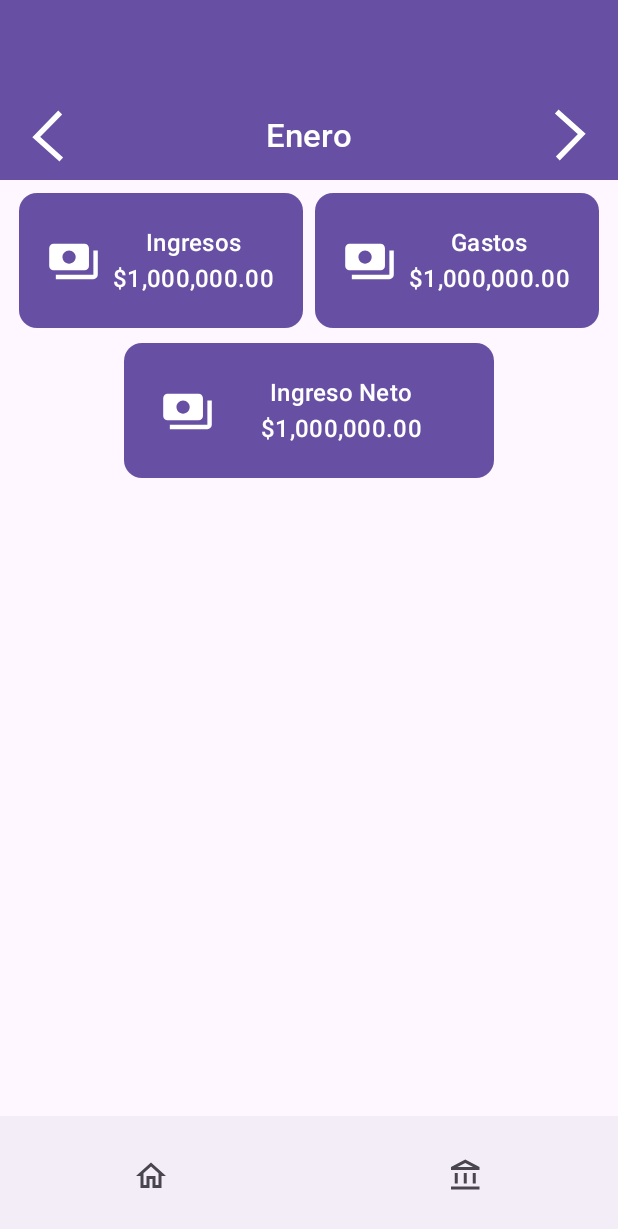
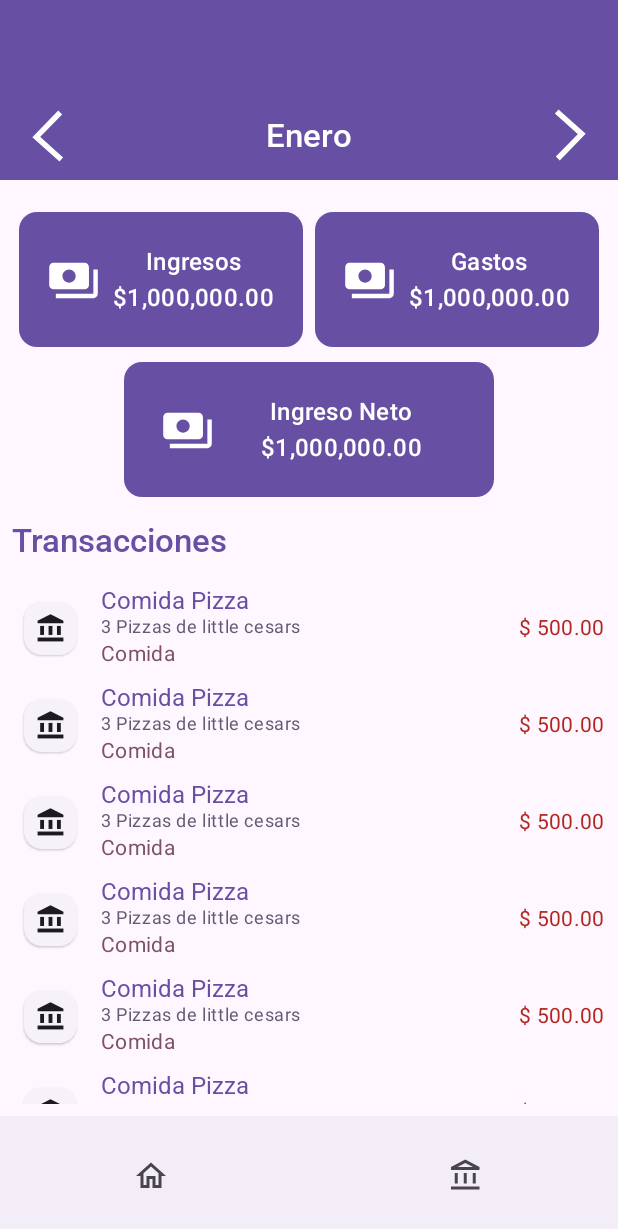
Before and after one commit to christianGlez100/MiPlata, an Android app built with Jetpack Compose: the screen it shows after launch (MainActivity), on a phone screen of 412 x 824 dp. Shown: the top 1229 px of the screen. Run offline under Robolectric (Android 15) with nearby library versions, the phone set to English and light mode, and no system bars; our stand-ins replace AdMob, Dagger/Hilt's generated code, constraintlayout-compose.

Commit message:
Create operations list

```diff
--- a/app/src/main/java/com/sesi/miplata/presentation/ui/components/AmountCard.kt
+++ b/app/src/main/java/com/sesi/miplata/presentation/ui/components/AmountCard.kt
@@ -1,6 +1,7 @@
 package com.sesi.miplata.presentation.ui.components
 
 import androidx.compose.foundation.layout.fillMaxSize
+import androidx.compose.foundation.layout.fillMaxWidth
 import androidx.compose.foundation.layout.height
 import androidx.compose.material3.ElevatedCard
 import androidx.compose.runtime.Composable
@@ -14,7 +15,7 @@ import com.sesi.miplata.R
 @Preview
 @Composable
 fun AmountCard() {
-    ConstraintLayout(modifier = Modifier.fillMaxSize()) {
+    ConstraintLayout(modifier = Modifier.fillMaxWidth()) {
         val middleGuideLine = createGuidelineFromStart(0.5f)
         val startGuideLine = createGuidelineFromStart(0.03f)
         val startNetGuideLine = createGuidelineFromStart(0.2f)
--- a/app/src/main/java/com/sesi/miplata/presentation/ui/components/OperationItem.kt
+++ b/app/src/main/java/com/sesi/miplata/presentation/ui/components/OperationItem.kt
@@ -1,15 +1,82 @@
 package com.sesi.miplata.presentation.ui.components
 
 import androidx.compose.foundation.layout.fillMaxSize
+import androidx.compose.foundation.layout.fillMaxWidth
+import androidx.compose.foundation.layout.padding
+import androidx.compose.foundation.layout.size
+import androidx.compose.material.icons.Icons
+import androidx.compose.material.icons.filled.AccountBalance
+import androidx.compose.material3.ElevatedCard
+import androidx.compose.material3.Icon
+import androidx.compose.material3.MaterialTheme
+import androidx.compose.material3.Text
 import androidx.compose.runtime.Composable
 import androidx.compose.ui.Modifier
 import androidx.compose.ui.tooling.preview.Preview
+import androidx.compose.ui.unit.dp
 import androidx.constraintlayout.compose.ConstraintLayout
 
-@Preview
+@Preview()
 @Composable
-fun OperationItem(){
-    ConstraintLayout(modifier = Modifier.fillMaxSize()){
+fun OperationItem() {
+    ConstraintLayout(modifier = Modifier.fillMaxWidth().padding(top = 10.dp)) {
+        val (cardIcon, title, description, type, amount) = createRefs()
 
+        ElevatedCard(modifier = Modifier.constrainAs(cardIcon) {
+            top.linkTo(parent.top)
+            start.linkTo(parent.start, margin = 8.dp)
+            bottom.linkTo(parent.bottom)
+        }) {
+            Icon(
+                imageVector = Icons.Filled.AccountBalance,
+                contentDescription = "icon",
+                modifier = Modifier
+                    .size(35.dp)
+                    .padding(7.dp)
+            )
+        }
+        Text(
+            text = "Comida Pizza",
+            style = MaterialTheme.typography.bodyLarge,
+            color = MaterialTheme.colorScheme.primary,
+            maxLines = 1,
+            modifier = Modifier.constrainAs(title) {
+                top.linkTo(parent.top)
+                start.linkTo(cardIcon.end, margin = 16.dp)
+                end.linkTo(amount.start, margin = 8.dp)
+                width = androidx.constraintlayout.compose.Dimension.fillToConstraints
+            })
+        Text(
+            text = "3 Pizzas de little cesars",
+            style = MaterialTheme.typography.bodySmall,
+            color = MaterialTheme.colorScheme.secondary,
+            maxLines = 1,
+            modifier = Modifier.constrainAs(description) {
+                top.linkTo(title.bottom)
+                start.linkTo(title.start)
+                end.linkTo(title.end)
+                width = androidx.constraintlayout.compose.Dimension.fillToConstraints
+            })
+        Text(
+            text = "Comida",
+            style = MaterialTheme.typography.bodyMedium,
+            color = MaterialTheme.colorScheme.tertiary,
+            maxLines = 1,
+            modifier = Modifier.constrainAs(type) {
+                top.linkTo(description.bottom)
+                start.linkTo(title.start)
+                end.linkTo(title.end)
+                width = androidx.constraintlayout.compose.Dimension.fillToConstraints
+            })
+        Text(
+            text = "$ 500.00",
+            style = MaterialTheme.typography.bodyMedium,
+            color = MaterialTheme.colorScheme.error,
+            maxLines = 1,
+            modifier = Modifier.constrainAs(amount) {
+                top.linkTo(parent.top)
+                end.linkTo(parent.end, margin = 8.dp)
+                bottom.linkTo(parent.bottom)
+            })
     }
 }
--- /dev/null
+++ b/app/src/main/java/com/sesi/miplata/presentation/ui/components/OperationList.kt
@@ -0,0 +1,41 @@
+package com.sesi.miplata.presentation.ui.components
+
+import androidx.compose.foundation.layout.fillMaxSize
+import androidx.compose.foundation.layout.padding
+import androidx.compose.foundation.lazy.LazyColumn
+import androidx.compose.material3.MaterialTheme
+import androidx.compose.material3.Text
+import androidx.compose.runtime.Composable
+import androidx.compose.ui.Modifier
+import androidx.compose.ui.tooling.preview.Preview
+import androidx.compose.ui.unit.dp
+import androidx.constraintlayout.compose.ConstraintLayout
+
+@Preview
+@Composable
+fun OperationList() {
+    ConstraintLayout(modifier = Modifier.fillMaxSize().padding(top = 16.dp)) {
+        val (list, title) = createRefs()
+        Text(text = "Transacciones",
+            style = MaterialTheme.typography.titleLarge,
+            color = MaterialTheme.colorScheme.primary,
+            modifier = Modifier.constrainAs(title) {
+            top.linkTo(parent.top)
+            start.linkTo(parent.start, margin = 8.dp)
+        })
+        LazyColumn(
+            modifier = Modifier.constrainAs(list) {
+                top.linkTo(title.bottom, margin = 8.dp)
+                start.linkTo(parent.start, margin = 8.dp)
+                end.linkTo(parent.end)
+                bottom.linkTo(parent.bottom, margin = 8.dp)
+                width = androidx.constraintlayout.compose.Dimension.fillToConstraints
+                height = androidx.constraintlayout.compose.Dimension.fillToConstraints
+            }
+        ) {
+            items(15) {
+                OperationItem()
+            }
+        }
+    }
+}
--- a/app/src/main/java/com/sesi/miplata/presentation/ui/screen/home/HomeScreen.kt
+++ b/app/src/main/java/com/sesi/miplata/presentation/ui/screen/home/HomeScreen.kt
@@ -2,12 +2,15 @@ package com.sesi.miplata.presentation.ui.screen.home
 
 import androidx.compose.foundation.background
 import androidx.compose.foundation.layout.Box
+import androidx.compose.foundation.layout.Column
+import androidx.compose.foundation.layout.Row
 import androidx.compose.foundation.layout.fillMaxSize
 import androidx.compose.material3.MaterialTheme
 import androidx.compose.runtime.Composable
 import androidx.compose.ui.Modifier
 import androidx.compose.ui.tooling.preview.Preview
 import com.sesi.miplata.presentation.ui.components.AmountCard
+import com.sesi.miplata.presentation.ui.components.OperationList
 import com.sesi.miplata.presentation.ui.components.SelectMonth
 
 @Preview(name = "Light Mode", showBackground = true, showSystemUi = true)
@@ -17,7 +20,11 @@ fun HomeScreen(){
     Box(modifier = Modifier
         .fillMaxSize()
         .background(MaterialTheme.colorScheme.background)) {
-        SelectMonth()
-        AmountCard()
+        Column {
+            SelectMonth()
+            AmountCard()
+            OperationList()
+        }
+
     }
 }
```
